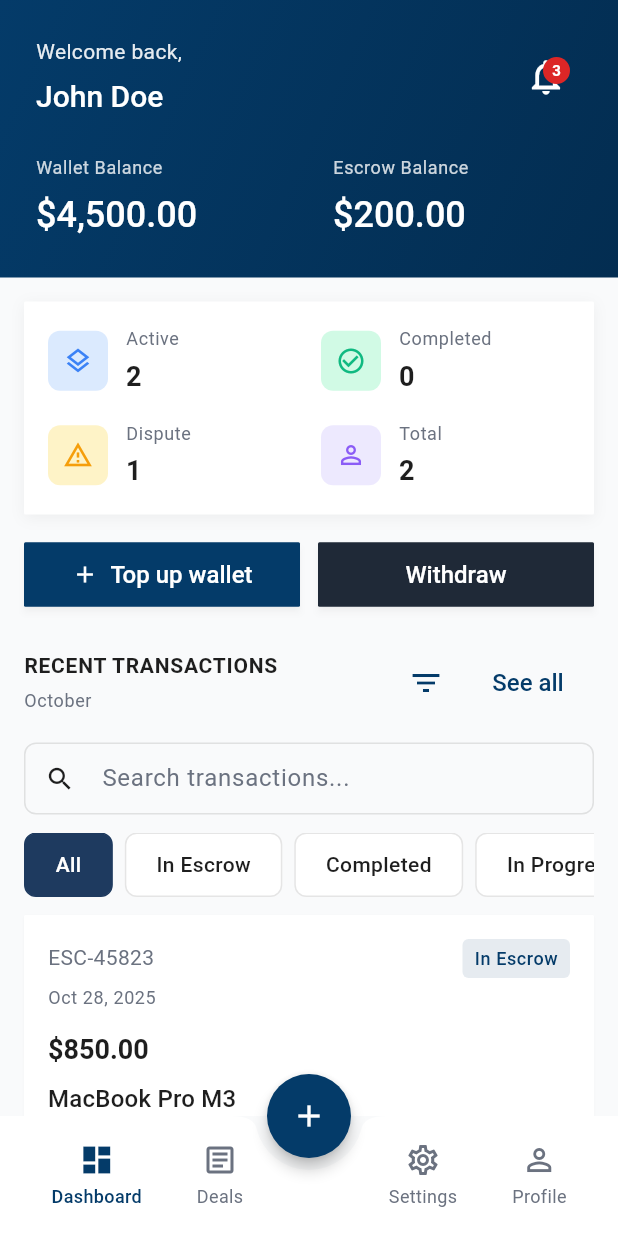
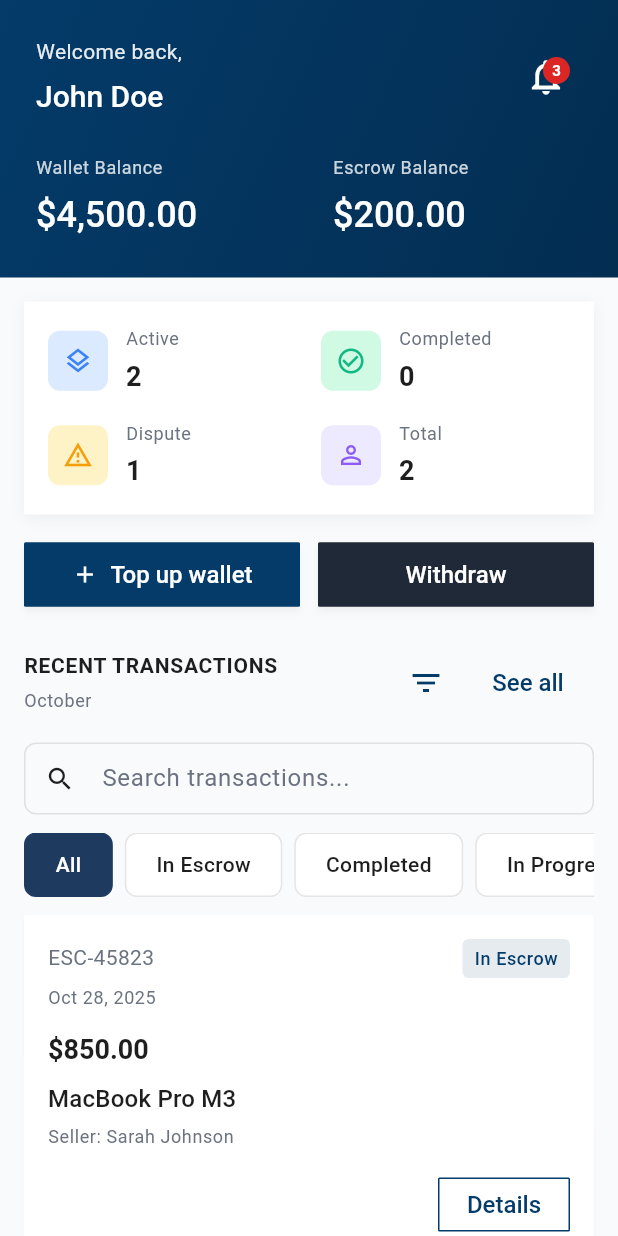
Before and after one commit to niiodartey-tt/suresend, a Flutter app: the DashboardScreen screen opened directly, after a tap on the "filter list" icon, on a phone screen of 412 x 824 dp. Run offline on Flutter 3.47's test engine with Material 3 defaults, Android fonts, the phone set to English and light mode, and no system bars; our stand-ins replace flutter_secure_storage, google_fonts, pinput, share_plus, shared_preferences; accounts and stored records are empty; network calls fail; Roboto replaces fonts that are missing (Lexend Deca).

Commit message:
Update dashboard screen to work with home screen navigation
- Remove redundant bottom navigation bar and FAB (handled by home screen)
- Remove unused navigation methods and tab index management
- Fix import to use TransactionDetailScreen instead of TransactionDetailsScreen
- Clean up unused imports (CustomBottomNav, DealsScreen, ProfileScreen, SettingsScreen, TransactionTypeModal)
- Dashboard now focuses on content only, navigation handled by parent

```diff
--- a/mobile/lib/screens/dashboard/dashboard_screen.dart
+++ b/mobile/lib/screens/dashboard/dashboard_screen.dart
@@ -1,15 +1,10 @@
 import 'package:flutter/material.dart';
 import 'package:suresend/theme/app_colors.dart';
 import 'package:suresend/theme/app_theme.dart';
-import 'package:suresend/shared/components/custom_bottom_nav.dart';
-import '../deals/deals_screen.dart';
-import '../profile/profile_screen.dart';
-import '../settings/settings_screen.dart';
-import '../transactions/transaction_type_modal.dart';
 import '../notifications/notification_screen.dart';
 import '../wallet/fund_wallet_screen.dart';
 import '../wallet/withdraw_funds_screen.dart';
-import '../transactions/transaction_details_screen.dart';
+import '../transactions/transaction_detail_screen.dart';
 
 class DashboardScreen extends StatefulWidget {
   const DashboardScreen({super.key});
@@ -19,7 +14,6 @@ class DashboardScreen extends StatefulWidget {
 }
 
 class _DashboardScreenState extends State<DashboardScreen> {
-  int _currentIndex = 0;
   bool _showFilter = false;
   String _selectedFilter = 'All';
 
@@ -63,50 +57,6 @@ class _DashboardScreenState extends State<DashboardScreen> {
       return _allTransactions;
     }
     return _allTransactions.where((t) => t['status'] == _selectedFilter).toList();
-  }
-
-  void _onTabTapped(int index) {
-    if (index == 2) {
-      // Show transaction modal for center FAB
-      _showTransactionModal();
-      return;
-    }
-
-    setState(() {
-      _currentIndex = index;
-    });
-
-    // Navigate to different screens based on index
-    switch (index) {
-      case 0:
-        // Already on dashboard, do nothing
-        break;
-      case 1:
-        Navigator.of(context).push(
-          MaterialPageRoute(builder: (context) => const DealsScreen()),
-        );
-        break;
-      case 3:
-        Navigator.of(context).push(
-          MaterialPageRoute(builder: (context) => const SettingsScreen()),
-        );
-        break;
-      case 4:
-        Navigator.of(context).push(
-          MaterialPageRoute(builder: (context) => const ProfileScreen()),
-        );
-        break;
-    }
-  }
-
-  void _showTransactionModal() {
-    showModalBottomSheet(
-      context: context,
-      shape: const RoundedRectangleBorder(
-        borderRadius: BorderRadius.vertical(top: Radius.circular(16)),
-      ),
-      builder: (context) => const TransactionTypeModal(),
-    );
   }
 
   @override
@@ -486,16 +436,6 @@ class _DashboardScreenState extends State<DashboardScreen> {
           ),
         ),
       ),
-      bottomNavigationBar: CustomBottomNav(
-        currentIndex: _currentIndex,
-        onTap: _onTabTapped,
-      ),
-      floatingActionButton: FloatingActionButton(
-        onPressed: _showTransactionModal,
-        backgroundColor: AppColors.primary,
-        child: const Icon(Icons.add, color: AppColors.primaryForeground),
-      ),
-      floatingActionButtonLocation: FloatingActionButtonLocation.centerDocked,
     );
   }
 
@@ -601,7 +541,7 @@ class _DashboardScreenState extends State<DashboardScreen> {
         onTap: () {
           Navigator.of(context).push(
             MaterialPageRoute(
-              builder: (context) => TransactionDetailsScreen(
+              builder: (context) => TransactionDetailScreen(
                 transactionId: transaction['id'],
               ),
             ),
@@ -675,7 +615,7 @@ class _DashboardScreenState extends State<DashboardScreen> {
                   onPressed: () {
                     Navigator.of(context).push(
                       MaterialPageRoute(
-                        builder: (context) => TransactionDetailsScreen(
+                        builder: (context) => TransactionDetailScreen(
                           transactionId: transaction['id'],
                         ),
                       ),
```
